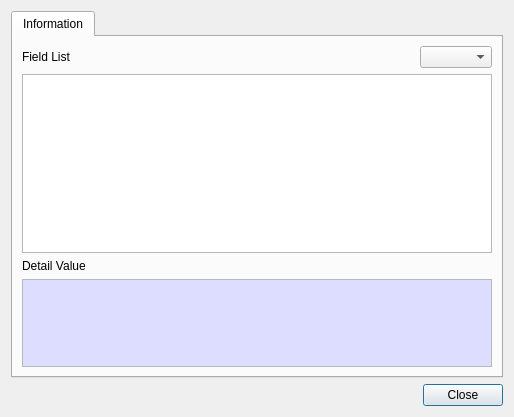
Before: the Qt Designer form CryptokiMan/cert_info_dlg.ui in jykim74/CryptokiMan, drawn with Qt 5.
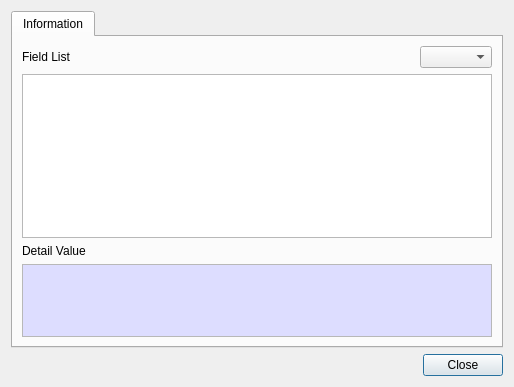
After: the same form once the commit is applied.

The edit to the form file:
```diff
--- a/CryptokiMan/cert_info_dlg.ui
+++ b/CryptokiMan/cert_info_dlg.ui
@@ -7,7 +7,7 @@
     <x>0</x>
     <y>0</y>
     <width>514</width>
-    <height>417</height>
+    <height>387</height>
    </rect>
   </property>
   <property name="windowTitle">
@@ -75,7 +75,14 @@
         </widget>
        </item>
        <item row="2" column="0">
-        <widget class="QTableWidget" name="mFieldTable"/>
+        <widget class="QTableWidget" name="mFieldTable">
+         <property name="minimumSize">
+          <size>
+           <width>0</width>
+           <height>160</height>
+          </size>
+         </property>
+        </widget>
        </item>
        <item row="3" column="0">
         <widget class="QLabel" name="label_2">
```
Left out of the diff: 2 changed lines with no effect on the pictures.
